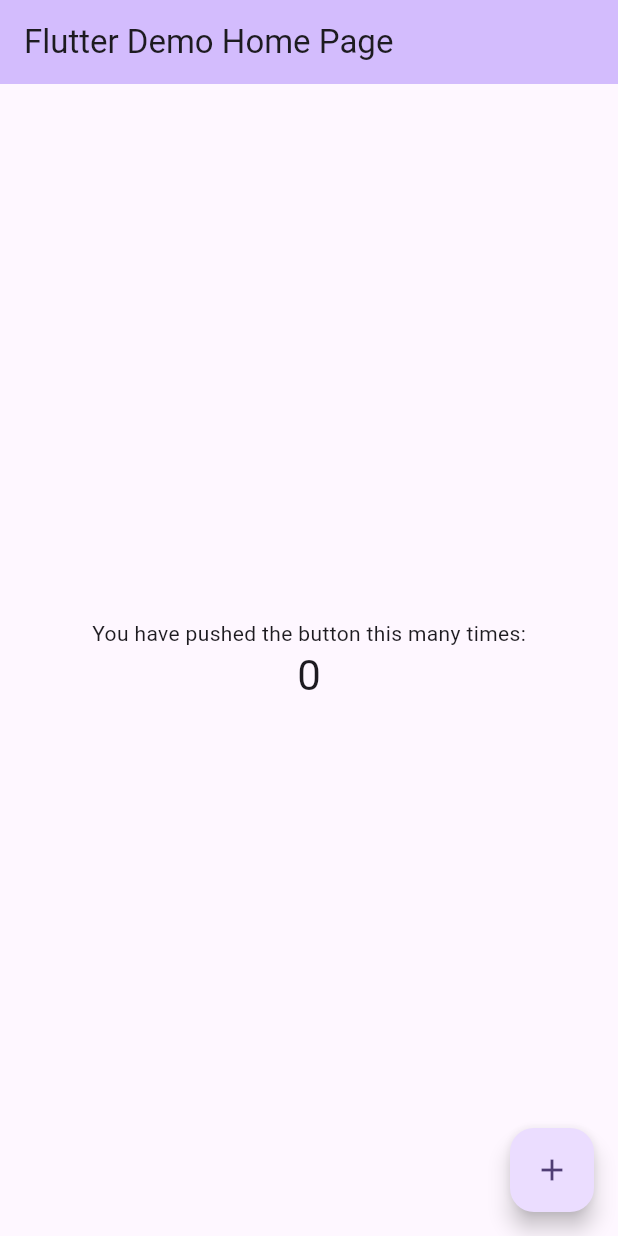
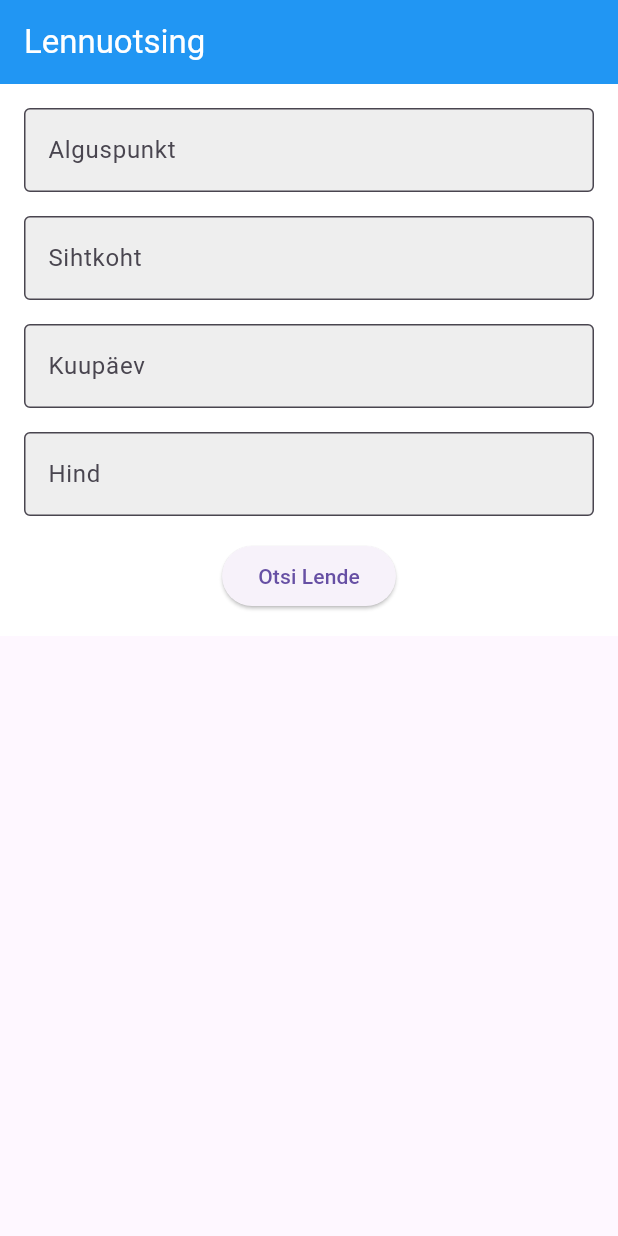
Before and after one commit to jorgenfox/flightplanner, a Flutter app: the screen it shows after launch, on a phone screen of 412 x 824 dp. Run offline on Flutter 3.47's test engine with Material 3 defaults, Android fonts, the phone set to English and light mode, and no system bars.

Commit message:
algne lennufilter

```diff
--- a/lib/main.dart
+++ b/lib/main.dart
@@ -1,4 +1,5 @@
 import 'package:flutter/material.dart';
+import 'package:flightplanner/pages/homepage.dart';
 
 void main() {
   runApp(const MyApp());
@@ -7,116 +8,21 @@ void main() {
 class MyApp extends StatelessWidget {
   const MyApp({super.key});
 
-  // This widget is the root of your application.
   @override
   Widget build(BuildContext context) {
     return MaterialApp(
-      title: 'Flutter Demo',
+      debugShowCheckedModeBanner: false,
       theme: ThemeData(
-        // This is the theme of your application.
-        //
-        // TRY THIS: Try running your application with "flutter run". You'll see
-        // the application has a purple toolbar. Then, without quitting the app,
-        // try changing the seedColor in the colorScheme below to Colors.green
-        // and then invoke "hot reload" (save your changes or press the "hot
-        // reload" button in a Flutter-supported IDE, or press "r" if you used
-        // the command line to start the app).
-        //
-        // Notice that the counter didn't reset back to zero; the application
-        // state is not lost during the reload. To reset the state, use hot
-        // restart instead.
-        //
-        // This works for code too, not just values: Most code changes can be
-        // tested with just a hot reload.
-        colorScheme: ColorScheme.fromSeed(seedColor: Colors.deepPurple),
+          appBarTheme: AppBarTheme(
+            backgroundColor: Colors.blue,
+            foregroundColor: Colors.white,
+          )
       ),
-      home: const MyHomePage(title: 'Flutter Demo Home Page'),
+      home: const HomePage(),
+      routes: {
+        '/homepage':(context) => HomePage(),
+
+      },
     );
   }
 }
-
-class MyHomePage extends StatefulWidget {
-  const MyHomePage({super.key, required this.title});
-
-  // This widget is the home page of your application. It is stateful, meaning
-  // that it has a State object (defined below) that contains fields that affect
-  // how it looks.
-
-  // This class is the configuration for the state. It holds the values (in this
-  // case the title) provided by the parent (in this case the App widget) and
-  // used by the build method of the State. Fields in a Widget subclass are
-  // always marked "final".
-
-  final String title;
-
-  @override
-  State<MyHomePage> createState() => _MyHomePageState();
-}
-
-class _MyHomePageState extends State<MyHomePage> {
-  int _counter = 0;
-
-  void _incrementCounter() {
-    setState(() {
-      // This call to setState tells the Flutter framework that something has
-      // changed in this State, which causes it to rerun the build method below
-      // so that the display can reflect the updated values. If we changed
-      // _counter without calling setState(), then the build method would not be
-      // called again, and so nothing would appear to happen.
-      _counter++;
-    });
-  }
-
-  @override
-  Widget build(BuildContext context) {
-    // This method is rerun every time setState is called, for instance as done
-    // by the _incrementCounter method above.
-    //
-    // The Flutter framework has been optimized to make rerunning build methods
-    // fast, so that you can just rebuild anything that needs updating rather
-    // than having to individually change instances of widgets.
-    return Scaffold(
-      appBar: AppBar(
-        // TRY THIS: Try changing the color here to a specific color (to
-        // Colors.amber, perhaps?) and trigger a hot reload to see the AppBar
-        // change color while the other colors stay the same.
-        backgroundColor: Theme.of(context).colorScheme.inversePrimary,
-        // Here we take the value from the MyHomePage object that was created by
-        // the App.build method, and use it to set our appbar title.
-        title: Text(widget.title),
-      ),
-      body: Center(
-        // Center is a layout widget. It takes a single child and positions it
-        // in the middle of the parent.
-        child: Column(
-          // Column is also a layout widget. It takes a list of children and
-          // arranges them vertically. By default, it sizes itself to fit its
-          // children horizontally, and tries to be as tall as its parent.
-          //
-          // Column has various properties to control how it sizes itself and
-          // how it positions its children. Here we use mainAxisAlignment to
-          // center the children vertically; the main axis here is the vertical
-          // axis because Columns are vertical (the cross axis would be
-          // horizontal).
-          //
-          // TRY THIS: Invoke "debug painting" (choose the "Toggle Debug Paint"
-          // action in the IDE, or press "p" in the console), to see the
-          // wireframe for each widget.
-          mainAxisAlignment: MainAxisAlignment.center,
-          children: <Widget>[
-            const Text('You have pushed the button this many times:'),
-            Text(
-              '$_counter',
-              style: Theme.of(context).textTheme.headlineMedium,
-            ),
-          ],
-        ),
-      ),
-      floatingActionButton: FloatingActionButton(
-        onPressed: _incrementCounter,
-        tooltip: 'Increment',
-        child: const Icon(Icons.add),
-      ), // This trailing comma makes auto-formatting nicer for build methods.
-    );
-  }
-}
--- /dev/null
+++ b/lib/pages/homepage.dart
@@ -0,0 +1,100 @@
+import 'package:flutter/material.dart';
+
+class HomePage extends StatefulWidget {
+  const HomePage({super.key});
+
+  @override
+  _HomePageState createState() => _HomePageState();
+}
+
+class _HomePageState extends State<HomePage> {
+  final _departureController = TextEditingController();
+  final _destinationController = TextEditingController();
+  final _dateController = TextEditingController();
+  final _priceController = TextEditingController();
+
+  @override
+  Widget build(BuildContext context) {
+    return Scaffold(
+      appBar: AppBar(title: const Text("Lennuotsing")),
+      body: Container(
+        color: Colors.white, // Seadistame taustavärviks valge
+        padding: const EdgeInsets.all(16.0),
+        child: Column(
+          mainAxisSize: MainAxisSize.min, // Keeps the column compact
+          children: [
+            // Alguspunkti sisendväli
+            TextField(
+              controller: _departureController,
+              decoration: InputDecoration(
+                labelText: 'Alguspunkt',
+                filled: true,
+                fillColor: Colors.grey[200], // Hall taust
+                border: OutlineInputBorder(
+                  borderSide: BorderSide(color: Colors.black), // Must piirjoon
+                ),
+              ),
+            ),
+            const SizedBox(height: 16),
+
+            // Sihtkoha sisendväli
+            TextField(
+              controller: _destinationController,
+              decoration: InputDecoration(
+                labelText: 'Sihtkoht',
+                filled: true,
+                fillColor: Colors.grey[200], // Hall taust
+                border: OutlineInputBorder(
+                  borderSide: BorderSide(color: Colors.black), // Must piirjoon
+                ),
+              ),
+            ),
+            const SizedBox(height: 16),
+
+            // Kuupäeva sisendväli
+            TextField(
+              controller: _dateController,
+              decoration: InputDecoration(
+                labelText: 'Kuupäev',
+                filled: true,
+                fillColor: Colors.grey[200], // Hall taust
+                border: OutlineInputBorder(
+                  borderSide: BorderSide(color: Colors.black), // Must piirjoon
+                ),
+              ),
+            ),
+            const SizedBox(height: 16),
+
+            // Hinna sisendväli
+            TextField(
+              controller: _priceController,
+              decoration: InputDecoration(
+                labelText: 'Hind',
+                filled: true,
+                fillColor: Colors.grey[200], // Hall taust
+                border: OutlineInputBorder(
+                  borderSide: BorderSide(color: Colors.black), // Must piirjoon
+                ),
+              ),
+              keyboardType: TextInputType.number,
+            ),
+            const SizedBox(height: 16),
+
+            // Otsingunupp
+            ElevatedButton(
+              onPressed: () {
+                Navigator.pushNamed(context, '/lennudpage', arguments: {
+                  'departure': _departureController.text,
+                  'destination': _destinationController.text,
+                  'date': _dateController.text,
+                  'price': _priceController.text,
+                });
+              },
+              child: const Text("Otsi Lende"),
+            ),
+          ],
+        ),
+      ),
+    );
+  }
+}
--- /dev/null
+++ b/lib/pages/lennudpage.dart
@@ -0,0 +1,27 @@
+import 'package:flutter/material.dart';
+
+class LennudPage extends StatelessWidget {
+  const LennudPage({super.key});
+
+  @override
+  Widget build(BuildContext context) {
+
+    final Map<String, String> args = ModalRoute.of(context)?.settings.arguments as Map<String, String>;
+
+    return Scaffold(
+      appBar: AppBar(title: const Text("Lennud")),
+      body: Padding(
+        padding: const EdgeInsets.all(16.0),
+        child: Column(
+          children: [
+            Text('Alguspunkt: ${args['departure']}'),
+            Text('Sihtkoht: ${args['destination']}'),
+            Text('Kuupäev: ${args['date']}'),
+            Text('Hind: ${args['price']}'),
+            //
+          ],
+        ),
+      ),
+    );
+  }
+}
```
